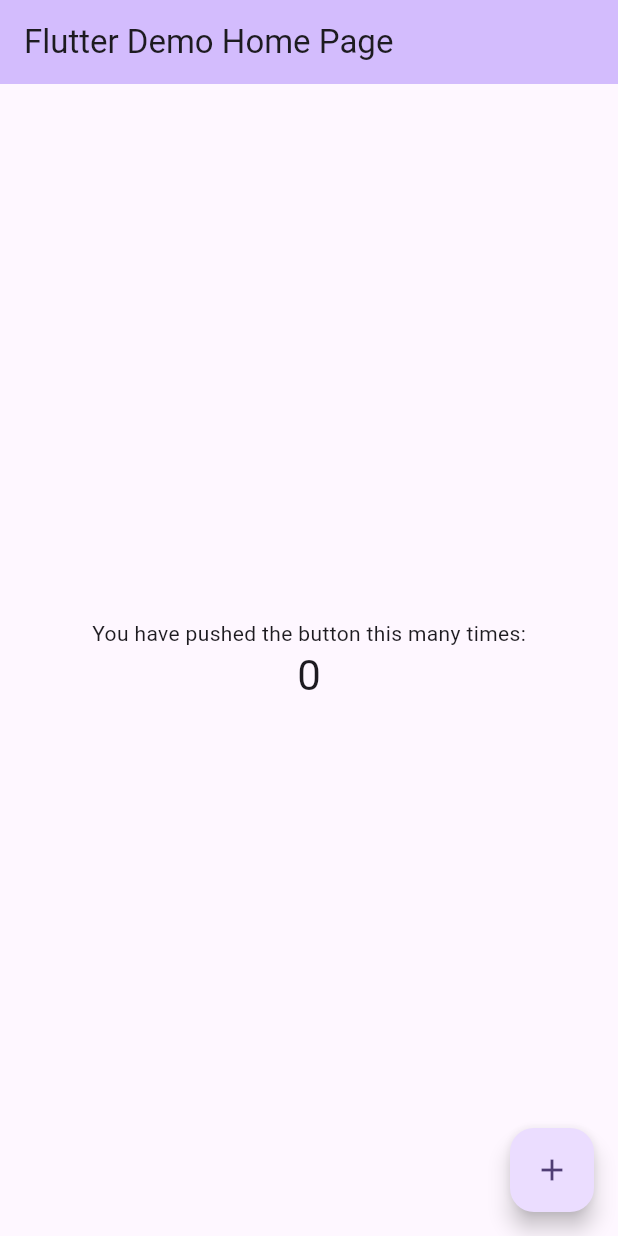
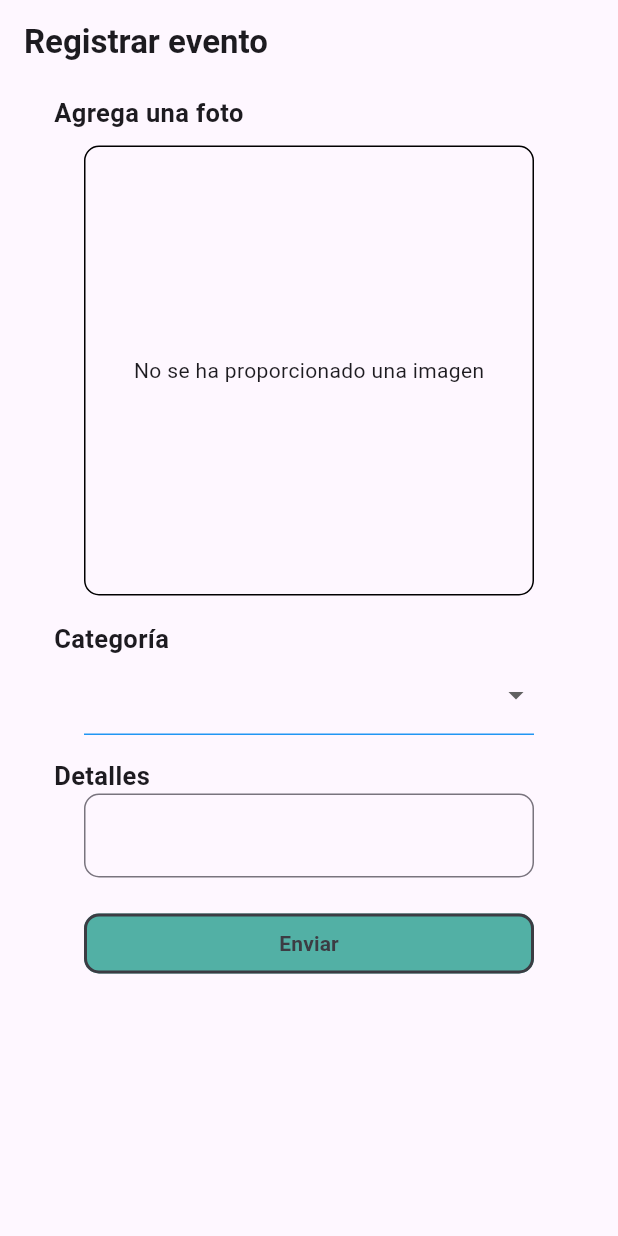
Before and after one commit to GabeASM/safeway-movil, a Flutter app: the screen it shows after launch, on a phone screen of 412 x 824 dp. Run offline on Flutter 3.47's test engine with Material 3 defaults, Android fonts, the phone set to English and light mode, and no system bars; our stand-ins replace image_picker.

Commit message:
feat: esqueleto de formulario agregado

```diff
--- /dev/null
+++ b/lib/events/screens/event_register.dart
@@ -0,0 +1,169 @@
+import 'dart:io';
+
+import 'package:flutter/material.dart';
+import 'package:image_picker/image_picker.dart';
+import 'package:safeway/events/widgets/labels.dart';
+
+class EventForm extends StatefulWidget {
+  const EventForm({super.key});
+
+  @override
+  State<EventForm> createState() => _EventFormState();
+}
+
+class _EventFormState extends State<EventForm> {
+  File? _image;
+  String? _selectedCategory;
+  final picker = ImagePicker();
+  final TextEditingController _controller = TextEditingController();
+  final Color customColor = const Color(0xFF52B0A5);
+  final Color borderColor = const Color(0xFF3C3C43);
+
+  var categoryList = ['categoria 1', 'categoria 2', 'categoria 3'];
+
+  Future<void> _takePhoto() async {
+    final pickedImage = await picker.pickImage(source: ImageSource.camera);
+
+    setState(() {
+      if (pickedImage == null) {
+        return;
+      } else {
+        _image = File(pickedImage.path);
+      }
+    });
+  }
+
+  @override
+  Widget build(BuildContext context) {
+    return Scaffold(
+      appBar: AppBar(
+        title: const Text(
+          'Registrar evento',
+          style: TextStyle(fontWeight: FontWeight.bold),
+        ),
+      ),
+      body: SingleChildScrollView(
+        child: Column(
+          crossAxisAlignment: CrossAxisAlignment.start,
+          children: [
+            const FormLabels(
+              text: 'Agrega una foto',
+            ),
+            Center(
+              child: Padding(
+                padding: const EdgeInsets.all(10.0),
+                child: GestureDetector(
+                  onTap: () {
+                    _takePhoto();
+                  },
+                  child: Container(
+                    width: 300,
+                    height: 300,
+                    decoration: BoxDecoration(
+                        border: Border.all(),
+                        borderRadius: BorderRadius.circular(10)),
+                    child: ClipRRect(
+                      borderRadius: BorderRadius.circular(10),
+                      child: _image == null
+                          ? const Center(
+                              child: Text('No se ha proporcionado una imagen'),
+                            )
+                          : Image.file(
+                              _image!,
+                              fit: BoxFit
+                                  .cover, // Ajuste para cubrir el contenedor
+                            ),
+                    ),
+                  ),
+                ),
+              ),
+            ),
+            const SizedBox(),
+            const FormLabels(
+              text: 'Categoría',
+            ),
+            Center(
+              child: SizedBox(
+                width: 300,
+                height: 60,
+                child: DropdownButton(
+                  isExpanded: true,
+                  itemHeight: 50,
+                  underline: Container(
+                    height: 1,
+                    color: Colors.blue,
+                  ),
+                  items: categoryList.map((String value) {
+                    return DropdownMenuItem(
+                      value: value,
+                      child: Padding(
+                        padding: const EdgeInsets.all(8.0),
+                        child: Text(
+                          value,
+                          textAlign: TextAlign.center,
+                        ),
+                      ),
+                    );
+                  }).toList(), // Convierte el iterable a una lista
+                  onChanged: (String? newValue) {
+                    setState(() {
+                      _selectedCategory = newValue;
+                    });
+                  },
+                  value: _selectedCategory,
+                ),
+              ),
+            ),
+            const FormLabels(
+              text: 'Detalles',
+            ),
+            Center(
+              child: SizedBox(
+                width: 300,
+                child: TextField(
+                  controller: _controller,
+                  keyboardType: TextInputType.text,
+                  decoration: InputDecoration(
+                      border: OutlineInputBorder(
+                          borderRadius: BorderRadius.circular(10.0))),
+                ),
+              ),
+            ),
+            const SizedBox(
+              height: 20,
+            ),
+            Center(
+              child: SizedBox(
+                width: 300,
+                child: TextButton(
+                  style: ButtonStyle(
+                    backgroundColor:
+                        MaterialStateProperty.all<Color>(customColor),
+                    shape: MaterialStateProperty.all<OutlinedBorder>(
+                      RoundedRectangleBorder(
+                        borderRadius: BorderRadius.circular(
+                            10.0), // Ajusta el radio para cambiar la esquina del rectángulo
+                      ),
+                    ),
+                    side: MaterialStateProperty.all<BorderSide>(
+                      BorderSide(
+                          color: borderColor,
+                          width:
+                              2.0), // Establece el color y el ancho del borde
+                    ),
+                  ),
+                  onPressed: () {},
+                  child: Text(
+                    'Enviar',
+                    style: TextStyle(
+                        color: borderColor, fontWeight: FontWeight.bold),
+                  ),
+                ),
+              ),
+            )
+          ],
+        ),
+      ),
+    );
+  }
+}
--- /dev/null
+++ b/lib/events/services/photos_services.dart
@@ -0,0 +1,3 @@
+import 'package:image_picker/image_picker.dart';
+
+class PhotoService {}
--- /dev/null
+++ b/lib/events/widgets/labels.dart
@@ -0,0 +1,21 @@
+import 'package:flutter/material.dart';
+
+class FormLabels extends StatelessWidget {
+  final String text;
+
+  const FormLabels({
+    super.key,
+    required this.text,
+  });
+
+  @override
+  Widget build(BuildContext context) {
+    return Padding(
+      padding: const EdgeInsets.only(left: 36.0, top: 7),
+      child: Text(
+        text,
+        style: const TextStyle(fontWeight: FontWeight.bold, fontSize: 17),
+      ),
+    );
+  }
+}
--- a/lib/main.dart
+++ b/lib/main.dart
@@ -1,125 +1,29 @@
 import 'package:flutter/material.dart';
+import 'package:safeway/events/screens/event_register.dart';
+
+// import 'package:google_fonts/google_fonts.dart';
+// import 'package:meals_app/screens/tabs.dart';
+
+// final theme = ThemeData(
+//   useMaterial3: true,
+//   colorScheme: ColorScheme.fromSeed(
+//     brightness: Brightness.dark,
+//     seedColor: const Color.fromARGB(255, 131, 57, 0),
+//   ),
+//   textTheme: GoogleFonts.latoTextTheme(),
+// );
 
 void main() {
-  runApp(const MyApp());
+  runApp(const App());
 }
 
-class MyApp extends StatelessWidget {
-  const MyApp({super.key});
-
-  // This widget is the root of your application.
-  @override
-  Widget build(BuildContext context) {
-    return MaterialApp(
-      title: 'Flutter Demo',
-      theme: ThemeData(
-        // This is the theme of your application.
-        //
-        // TRY THIS: Try running your application with "flutter run". You'll see
-        // the application has a purple toolbar. Then, without quitting the app,
-        // try changing the seedColor in the colorScheme below to Colors.green
-        // and then invoke "hot reload" (save your changes or press the "hot
-        // reload" button in a Flutter-supported IDE, or press "r" if you used
-        // the command line to start the app).
-        //
-        // Notice that the counter didn't reset back to zero; the application
-        // state is not lost during the reload. To reset the state, use hot
-        // restart instead.
-        //
-        // This works for code too, not just values: Most code changes can be
-        // tested with just a hot reload.
-        colorScheme: ColorScheme.fromSeed(seedColor: Colors.deepPurple),
-        useMaterial3: true,
-      ),
-      home: const MyHomePage(title: 'Flutter Demo Home Page'),
-    );
-  }
-}
-
-class MyHomePage extends StatefulWidget {
-  const MyHomePage({super.key, required this.title});
-
-  // This widget is the home page of your application. It is stateful, meaning
-  // that it has a State object (defined below) that contains fields that affect
-  // how it looks.
-
-  // This class is the configuration for the state. It holds the values (in this
-  // case the title) provided by the parent (in this case the App widget) and
-  // used by the build method of the State. Fields in a Widget subclass are
-  // always marked "final".
-
-  final String title;
-
-  @override
-  State<MyHomePage> createState() => _MyHomePageState();
-}
-
-class _MyHomePageState extends State<MyHomePage> {
-  int _counter = 0;
-
-  void _incrementCounter() {
-    setState(() {
-      // This call to setState tells the Flutter framework that something has
-      // changed in this State, which causes it to rerun the build method below
-      // so that the display can reflect the updated values. If we changed
-      // _counter without calling setState(), then the build method would not be
-      // called again, and so nothing would appear to happen.
-      _counter++;
-    });
-  }
+class App extends StatelessWidget {
+  const App({super.key});
 
   @override
   Widget build(BuildContext context) {
-    // This method is rerun every time setState is called, for instance as done
-    // by the _incrementCounter method above.
-    //
-    // The Flutter framework has been optimized to make rerunning build methods
-    // fast, so that you can just rebuild anything that needs updating rather
-    // than having to individually change instances of widgets.
-    return Scaffold(
-      appBar: AppBar(
-        // TRY THIS: Try changing the color here to a specific color (to
-        // Colors.amber, perhaps?) and trigger a hot reload to see the AppBar
-        // change color while the other colors stay the same.
-        backgroundColor: Theme.of(context).colorScheme.inversePrimary,
-        // Here we take the value from the MyHomePage object that was created by
-        // the App.build method, and use it to set our appbar title.
-        title: Text(widget.title),
-      ),
-      body: Center(
-        // Center is a layout widget. It takes a single child and positions it
-        // in the middle of the parent.
-        child: Column(
-          // Column is also a layout widget. It takes a list of children and
-          // arranges them vertically. By default, it sizes itself to fit its
-          // children horizontally, and tries to be as tall as its parent.
-          //
-          // Column has various properties to control how it sizes itself and
-          // how it positions its children. Here we use mainAxisAlignment to
-          // center the children vertically; the main axis here is the vertical
-          // axis because Columns are vertical (the cross axis would be
-          // horizontal).
-          //
-          // TRY THIS: Invoke "debug painting" (choose the "Toggle Debug Paint"
-          // action in the IDE, or press "p" in the console), to see the
-          // wireframe for each widget.
-          mainAxisAlignment: MainAxisAlignment.center,
-          children: <Widget>[
-            const Text(
-              'You have pushed the button this many times:',
-            ),
-            Text(
-              '$_counter',
-              style: Theme.of(context).textTheme.headlineMedium,
-            ),
-          ],
-        ),
-      ),
-      floatingActionButton: FloatingActionButton(
-        onPressed: _incrementCounter,
-        tooltip: 'Increment',
-        child: const Icon(Icons.add),
-      ), // This trailing comma makes auto-formatting nicer for build methods.
-    );
+    return const MaterialApp(
+        // theme: theme,
+        home: EventForm());
   }
 }
--- a/pubspec.yaml
+++ b/pubspec.yaml
@@ -35,6 +35,7 @@ dependencies:
   # The following adds the Cupertino Icons font to your application.
   # Use with the CupertinoIcons class for iOS style icons.
   cupertino_icons: ^1.0.6
+  image_picker: ^1.1.1
 
 dev_dependencies:
   flutter_test:
```
Also changed, not shown: pubspec.lock, 6 other files.
